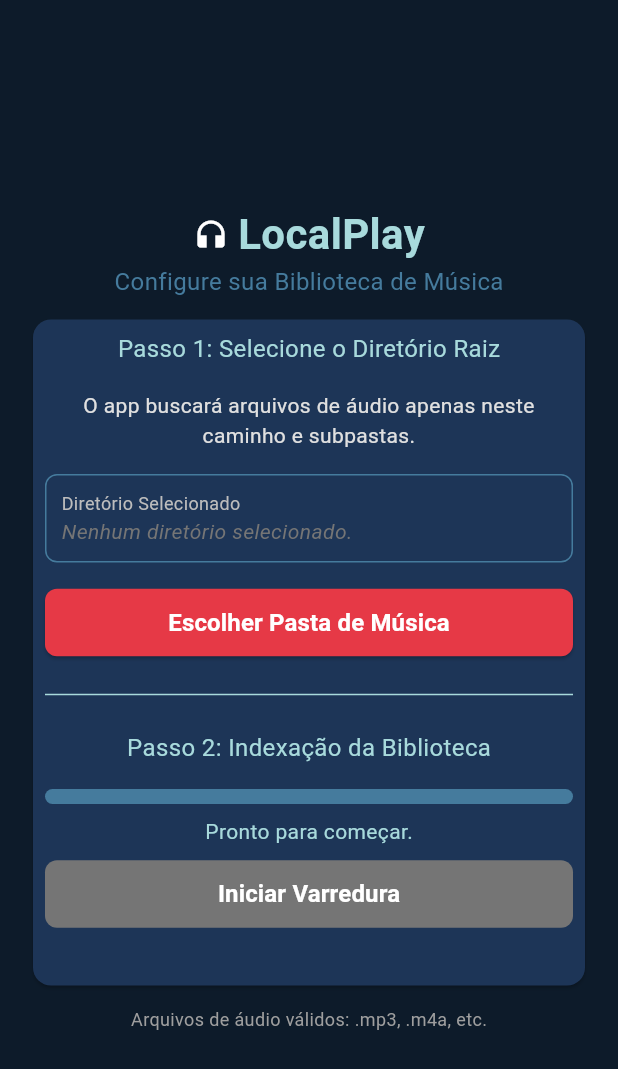
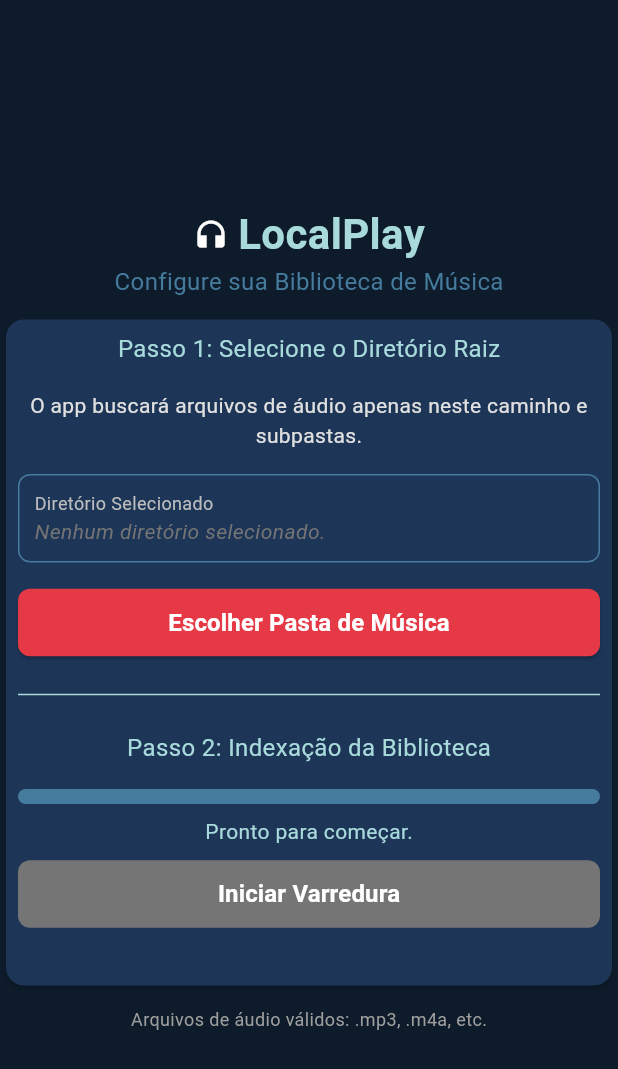
Before and after one commit to MatheusWDB/music-wave-player, a Flutter app: the screen it shows after launch, on a phone screen of 412 x 824 dp. Shown: the top 1069 px of the screen. Run offline on Flutter 3.47's test engine with Material 3 defaults, Android fonts, the phone set to English and light mode, and no system bars; our stand-ins replace file_picker, permission_handler, shared_preferences, sqflite; accounts and stored records are empty.

Commit message:
refactor: Trocado container com padding por safeArea

```diff
--- a/lib/screens/root_directory_config_screen.dart
+++ b/lib/screens/root_directory_config_screen.dart
@@ -22,8 +22,7 @@ class RootDirectoryConfigScreen extends StatelessWidget {
               ),
               action: SnackBarAction(
                 label: "Configurações",
-                onPressed:
-                    openAppSettings,
+                onPressed: openAppSettings,
               ),
             ),
           );
@@ -52,8 +51,7 @@ class RootDirectoryConfigScreen extends StatelessWidget {
     ColorScheme colorScheme = Theme.of(context).colorScheme;
 
     return Scaffold(
-      body: Container(
-        padding: EdgeInsets.all(18.0),
+      body: SafeArea(
         child: Column(
           mainAxisAlignment: MainAxisAlignment.center,
           spacing: 10.0,
```
